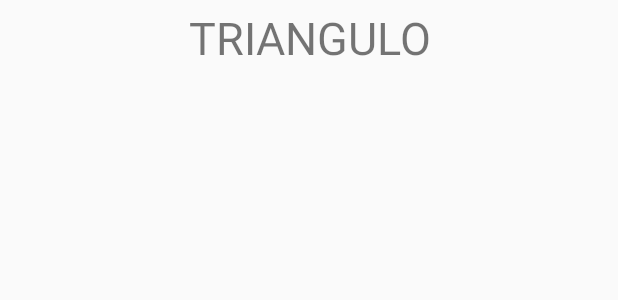
After one commit to christhiansalas/geometrics, an Android app: the layout activity_main3.xml on its own in the app's theme, with its tools: preview values and no code run, on a phone screen of 412 x 824 dp. The commit adds this screen. Shown: the top 300 px of the screen. Run offline under Robolectric (Android 15) with nearby library versions, the phone set to English and light mode, and no system bars.

Commit message:
Estructura de los activity Main y colores base.

```diff
--- a/app/src/main/AndroidManifest.xml
+++ b/app/src/main/AndroidManifest.xml
@@ -16,6 +16,10 @@
                 <category android:name="android.intent.category.LAUNCHER" />
             </intent-filter>
         </activity>
+        <activity android:name=".Main2Activity" />
+        <activity android:name=".Main3Activity" />
+        <activity android:name=".Main4Activity" />
+        <activity android:name=".Main5Activity"></activity>
     </application>
 
 </manifest>
--- /dev/null
+++ b/app/src/main/res/layout/activity_main3.xml
@@ -0,0 +1,18 @@
+<?xml version="1.0" encoding="utf-8"?>
+<android.support.constraint.ConstraintLayout xmlns:android="http://schemas.android.com/apk/res/android"
+    xmlns:app="http://schemas.android.com/apk/res-auto"
+    xmlns:tools="http://schemas.android.com/tools"
+    android:layout_width="match_parent"
+    android:layout_height="match_parent"
+    tools:context="com.christhiansalas.geometrics.Main3Activity">
+
+
+
+    <TextView
+        android:layout_width="match_parent"
+        android:layout_height="50dp"
+        android:text="TRIANGULO"
+        android:textSize="30dp"
+        android:gravity="center"/>
+
+</android.support.constraint.ConstraintLayout>
```
Also changed, not shown: app/src/main/java/com/christhiansalas/geometrics/Main2Activity.java (added, +13 -0 lines), app/src/main/java/com/christhiansalas/geometrics/Main3Activity.java (added, +13 -0 lines), app/src/main/java/com/christhiansalas/geometrics/Main4Activity.java (added, +13 -0 lines), app/src/main/java/com/christhiansalas/geometrics/Main5Activity.java (added, +13 -0 lines), app/src/main/java/com/christhiansalas/geometrics/MainActivity.java (+34 -0 lines), app/src/main/res/layout/activity_main.xml (+26 -8 lines), app/src/main/res/layout/activity_main2.xml (added, +19 -0 lines), app/src/main/res/layout/activity_main4.xml (added, +17 -0 lines), app/src/main/res/layout/activity_main5.xml (added, +18 -0 lines), app/src/main/res/drawable/mario03.png (added).
